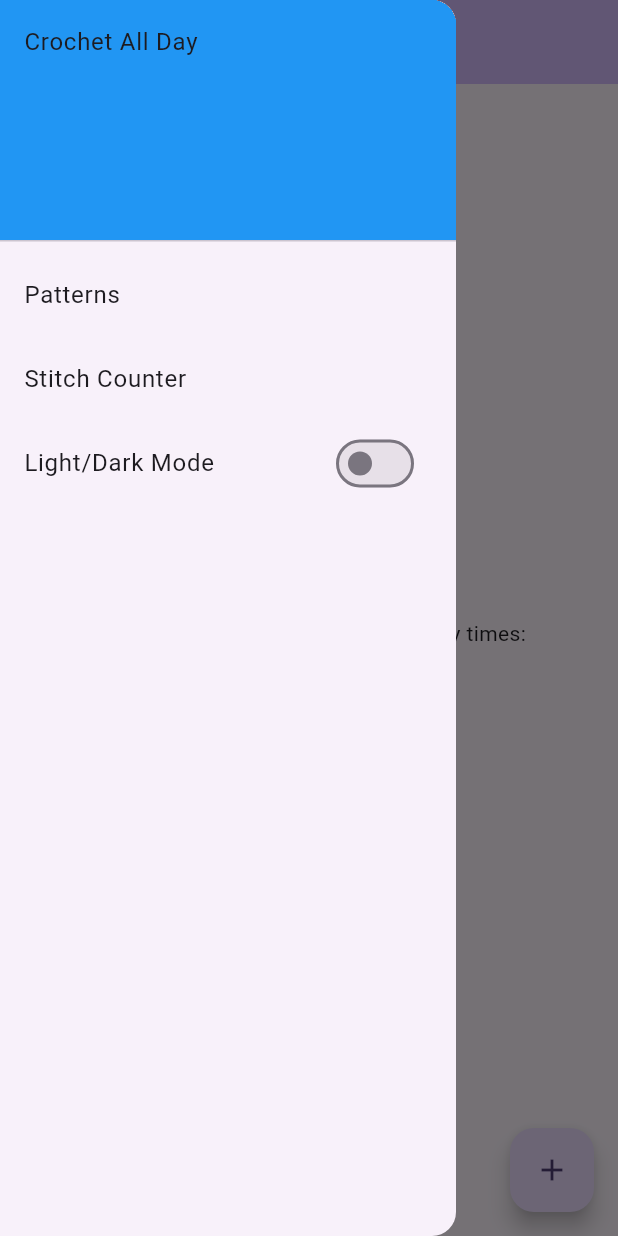
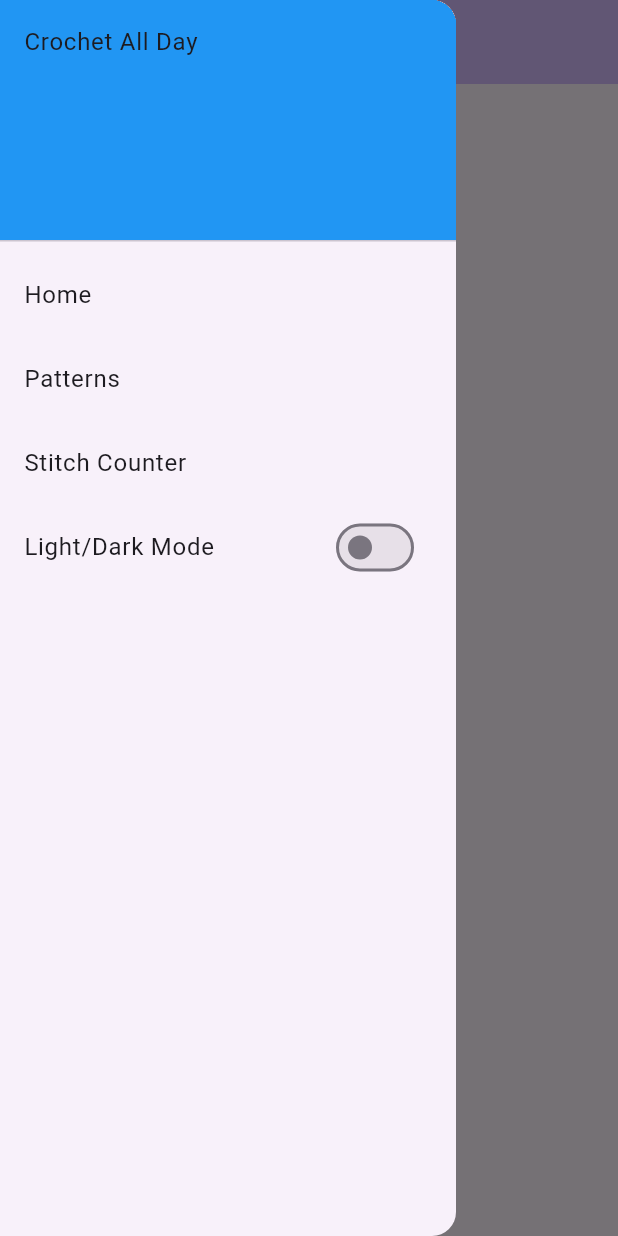
Before and after one commit to CamilaSpace/CrochetAllDay, a Flutter app: the screen it shows after launch, with the side drawer open, on a phone screen of 412 x 824 dp. Run offline on Flutter 3.47's test engine with Material 3 defaults, Android fonts, the phone set to English and light mode, and no system bars.

Commit message:
mulitple pages and drawer

```diff
--- a/lib/main.dart
+++ b/lib/main.dart
@@ -1,5 +1,6 @@
 import 'package:flutter/material.dart';
 import 'package:flutter_crochet_all_day/my_drawer.dart';
+//import 'stitch_counter.dart';
 
 void main() {
   runApp(const MyApp());
@@ -37,18 +38,12 @@
   }
 }
 
+
+// Enum for pages
+enum PageID { home, stitchCounter }
+
 class MyHomePage extends StatefulWidget {
   const MyHomePage({super.key, required this.title});
-
-  // This widget is the home page of your application. It is stateful, meaning
-  // that it has a State object (defined below) that contains fields that affect
-  // how it looks.
-
-  // This class is the configuration for the state. It holds the values (in this
-  // case the title) provided by the parent (in this case the App widget) and
-  // used by the build method of the State. Fields in a Widget subclass are
-  // always marked "final".
-
   final String title;
 
   @override
@@ -56,70 +51,136 @@
 }
 
 class _MyHomePageState extends State<MyHomePage> {
-  int _counter = 0;
+  PageID _selectedPage = PageID.home;
 
-  void _incrementCounter() {
+  // Callback for drawer
+  void select(int index) {
     setState(() {
-      // This call to setState tells the Flutter framework that something has
-      // changed in this State, which causes it to rerun the build method below
-      // so that the display can reflect the updated values. If we changed
-      // _counter without calling setState(), then the build method would not be
-      // called again, and so nothing would appear to happen.
-      _counter++;
+      _selectedPage = PageID.values[index];
     });
+  }
+
+  // Returns the body widget based on selected page
+  Widget _getPage() {
+    switch (_selectedPage) {
+      case PageID.home:
+        return Center(
+          child: Column(
+            mainAxisAlignment: MainAxisAlignment.center,
+            children: const [
+              Text('Home Page Content'),
+            ],
+          ),
+        );
+      case PageID.stitchCounter:
+        return Center(
+          child: Column(
+            mainAxisAlignment: MainAxisAlignment.center,
+            children: const [
+              Text('Stitch Counter Page'),
+            ],
+          ),
+        );
+    }
   }
 
   @override
   Widget build(BuildContext context) {
-    // This method is rerun every time setState is called, for instance as done
-    // by the _incrementCounter method above.
-    //
-    // The Flutter framework has been optimized to make rerunning build methods
-    // fast, so that you can just rebuild anything that needs updating rather
-    // than having to individually change instances of widgets.
     return Scaffold(
       appBar: AppBar(
-        // TRY THIS: Try changing the color here to a specific color (to
-        // Colors.amber, perhaps?) and trigger a hot reload to see the AppBar
-        // change color while the other colors stay the same.
+        title: Text(widget.title),
         backgroundColor: Theme.of(context).colorScheme.inversePrimary,
-        // Here we take the value from the MyHomePage object that was created by
-        // the App.build method, and use it to set our appbar title.
-        title: Text(widget.title),
       ),
-      body: Center(
-        // Center is a layout widget. It takes a single child and positions it
-        // in the middle of the parent.
-        child: Column(
-          // Column is also a layout widget. It takes a list of children and
-          // arranges them vertically. By default, it sizes itself to fit its
-          // children horizontally, and tries to be as tall as its parent.
-          //
-          // Column has various properties to control how it sizes itself and
-          // how it positions its children. Here we use mainAxisAlignment to
-          // center the children vertically; the main axis here is the vertical
-          // axis because Columns are vertical (the cross axis would be
-          // horizontal).
-          //
-          // TRY THIS: Invoke "debug painting" (choose the "Toggle Debug Paint"
-          // action in the IDE, or press "p" in the console), to see the
-          // wireframe for each widget.
-          mainAxisAlignment: MainAxisAlignment.center,
-          children: <Widget>[
-            const Text('You have pushed the button this many times:'),
-            Text(
-              '$_counter',
-              style: Theme.of(context).textTheme.headlineMedium,
-            ),
-          ],
-        ),
-      ),
-      drawer: const MyDrawer(),
-      floatingActionButton: FloatingActionButton(
-        onPressed: _incrementCounter,
-        tooltip: 'Increment',
-        child: const Icon(Icons.add),
-      ), // This trailing comma makes auto-formatting nicer for build methods.
+      drawer: MyDrawer(onSelect: select),
+      body: _getPage(),
     );
   }
 }
+
+// class MyHomePage extends StatefulWidget {
+//   const MyHomePage({super.key, required this.title});
+
+//   // This widget is the home page of your application. It is stateful, meaning
+//   // that it has a State object (defined below) that contains fields that affect
+//   // how it looks.
+
+//   // This class is the configuration for the state. It holds the values (in this
+//   // case the title) provided by the parent (in this case the App widget) and
+//   // used by the build method of the State. Fields in a Widget subclass are
+//   // always marked "final".
+
+//   final String title;
+
+//   @override
+//   State<MyHomePage> createState() => _MyHomePageState();
+// }
+
+// class _MyHomePageState extends State<MyHomePage> {
+//   int _counter = 0;
+//   void select(int i) => setState(() => _index = i);
+
+//   void _incrementCounter() {
+//     setState(() {
+//       // This call to setState tells the Flutter framework that something has
+//       // changed in this State, which causes it to rerun the build method below
+//       // so that the display can reflect the updated values. If we changed
+//       // _counter without calling setState(), then the build method would not be
+//       // called again, and so nothing would appear to happen.
+//       _counter++;
+//     });
+//   }
+
+//   @override
+//   Widget build(BuildContext context) {
+//     // This method is rerun every time setState is called, for instance as done
+//     // by the _incrementCounter method above.
+//     //
+//     // The Flutter framework has been optimized to make rerunning build methods
+//     // fast, so that you can just rebuild anything that needs updating rather
+//     // than having to individually change instances of widgets.
+//     return Scaffold(
+//       appBar: AppBar(
+//         // TRY THIS: Try changing the color here to a specific color (to
+//         // Colors.amber, perhaps?) and trigger a hot reload to see the AppBar
+//         // change color while the other colors stay the same.
+//         backgroundColor: Theme.of(context).colorScheme.inversePrimary,
+//         // Here we take the value from the MyHomePage object that was created by
+//         // the App.build method, and use it to set our appbar title.
+//         title: Text(widget.title),
+//       ),
+//       body: Center(
+//         // Center is a layout widget. It takes a single child and positions it
+//         // in the middle of the parent.
+//         child: Column(
+//           // Column is also a layout widget. It takes a list of children and
+//           // arranges them vertically. By default, it sizes itself to fit its
+//           // children horizontally, and tries to be as tall as its parent.
+//           //
+//           // Column has various properties to control how it sizes itself and
+//           // how it positions its children. Here we use mainAxisAlignment to
+//           // center the children vertically; the main axis here is the vertical
+//           // axis because Columns are vertical (the cross axis would be
+//           // horizontal).
+//           //
+//           // TRY THIS: Invoke "debug painting" (choose the "Toggle Debug Paint"
+//           // action in the IDE, or press "p" in the console), to see the
+//           // wireframe for each widget.
+//           mainAxisAlignment: MainAxisAlignment.center,
+//           children: <Widget>[
+//             const Text('You have pushed the button this many times:'),
+//             Text(
+//               '$_counter',
+//               style: Theme.of(context).textTheme.headlineMedium,
+//             ),
+//           ],
+//         ),
+//       ),
+//       drawer: MyDrawer(onSelect: select),
+//       floatingActionButton: FloatingActionButton(
+//         onPressed: _incrementCounter,
+//         tooltip: 'Increment',
+//         child: const Icon(Icons.add),
+//       ), // This trailing comma makes auto-formatting nicer for build methods.
+//     );
+//   }
+// }
--- a/lib/my_drawer.dart
+++ b/lib/my_drawer.dart
@@ -1,7 +1,12 @@
 import 'package:flutter/material.dart';
+import 'main.dart';
+//enum PageID {stitchCounter}
 
 class MyDrawer extends StatefulWidget {
-  const MyDrawer({super.key});
+  final void Function(int) onSelect; // pass the callback in
+
+  const MyDrawer({super.key, required this.onSelect});
+
   @override
   State<MyDrawer> createState() => _MyDrawerPageState();
 }
@@ -9,7 +14,8 @@ class MyDrawer extends StatefulWidget {
 class _MyDrawerPageState extends State<MyDrawer> {
 bool _isDarkMode = false;
 @override
-  Widget build(BuildContext context) {
+  Widget build(BuildContext context ) {
+     void Function(int) onSelect;
     return Drawer(
       // Add a ListView to the drawer. This ensures the user can scroll
       // through the options in the drawer if there isn't enough vertical
@@ -23,6 +29,13 @@ bool _isDarkMode = false;
             child: Text('Crochet All Day'),
           ),
           ListTile(
+            title: Text('Home'),
+            onTap: () {
+              Navigator.pop(context);
+              widget.onSelect(PageID.home.index);
+            },
+          ),
+          ListTile(
             title: Text('Patterns'),
             onTap: () {
               // Update the state of the app.
@@ -32,8 +45,8 @@ bool _isDarkMode = false;
           ListTile(
             title: Text('Stitch Counter'),
             onTap: () {
-              // Update the state of the app.
-              // ...
+              Navigator.pop(context);
+              widget.onSelect(PageID.stitchCounter.index);
             },
           ),
           ListTile(
```
Also changed, not shown: lib/stitch_counter.dart (added, +17 -0 lines).
